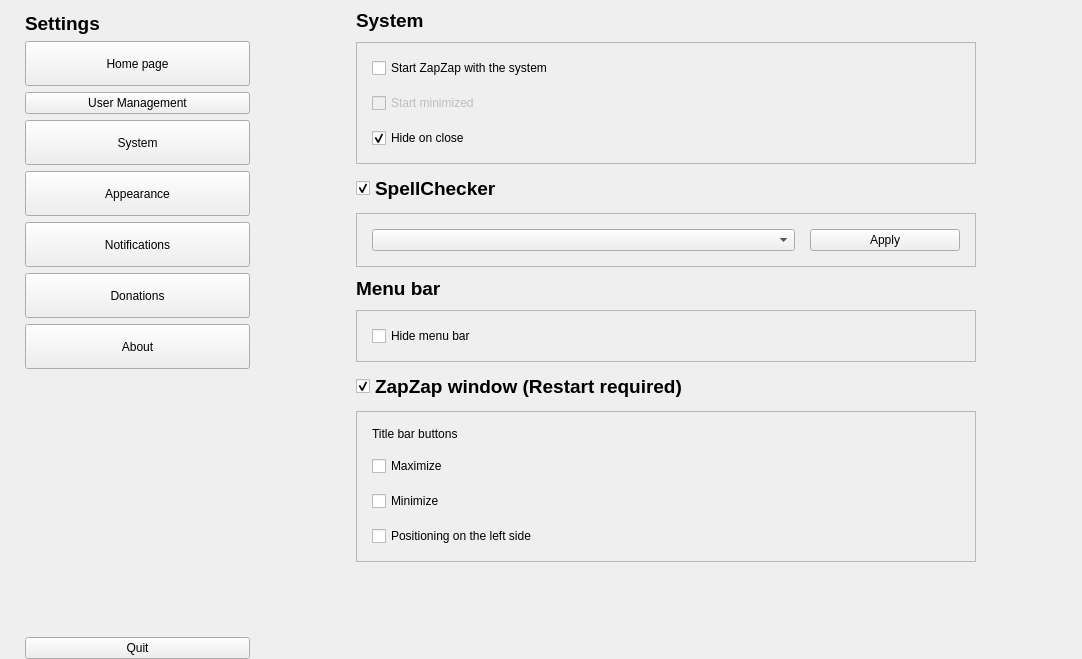
First picture: the form in zapzap/view/settings.ui, repository rafatosta/zapzap, before the edit.
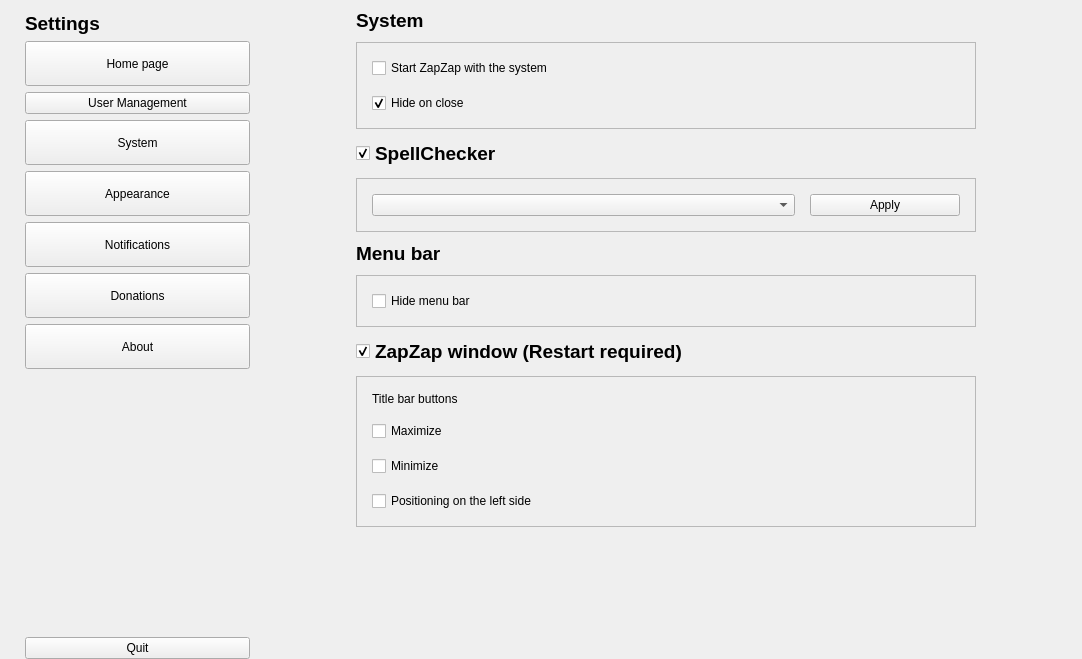
Second picture: the form after the edit.

Diff of the .ui file:
```diff
--- a/zapzap/view/settings.ui
+++ b/zapzap/view/settings.ui
@@ -436,16 +436,6 @@
                       </property>
                      </widget>
                     </item>
-                    <item>
-                     <widget class="QCheckBox" name="start_hide">
-                      <property name="enabled">
-                       <bool>false</bool>
-                      </property>
-                      <property name="text">
-                       <string>Start minimized</string>
-                      </property>
-                     </widget>
-                    </item>
                     <item>
                      <widget class="QCheckBox" name="keepBackground">
                       <property name="text">
```
Left out of the diff: 18 changed lines with no effect on the pictures.
